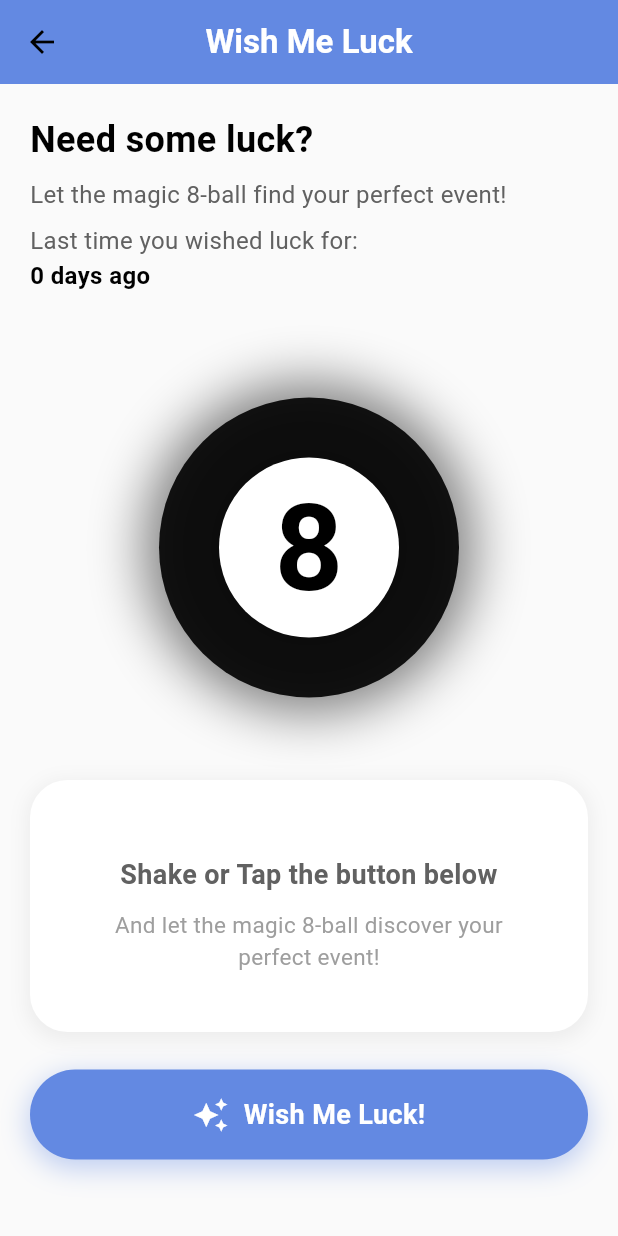
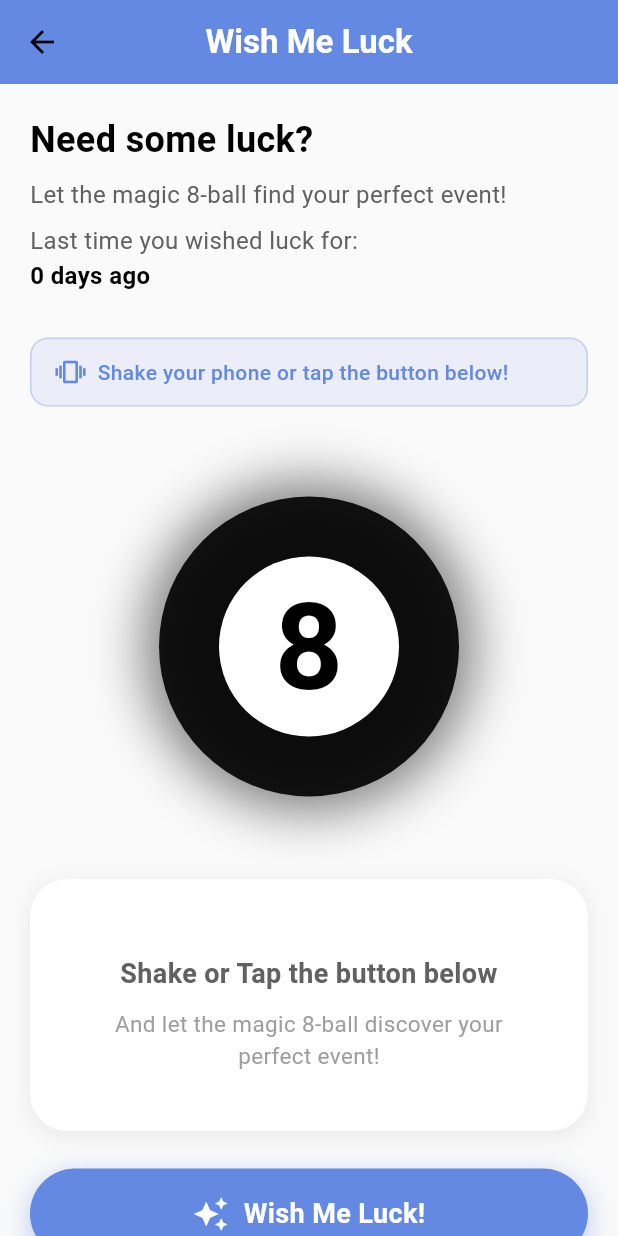
Before and after one commit to Moviles-2025-20/Flutter, a Flutter app: the _WishMeLuckContent screen opened directly, on a phone screen of 412 x 824 dp. Run offline on Flutter 3.47's test engine with Material 3 defaults, Android fonts, the phone set to English and light mode, and no system bars; our stand-ins replace cloud_firestore, firebase_auth, firebase_core, google_sign_in, image_picker, sensors_plus and 1 more; missing offline and left inert: flutter_facebook_auth, flutter_web_auth_2; accounts and stored records are empty.

Commit message:
implementation sensor

```diff
--- a/lib/pages/wishMeLuck/view/wish_me_luck_view.dart
+++ b/lib/pages/wishMeLuck/view/wish_me_luck_view.dart
@@ -6,6 +6,10 @@ import 'package:app_flutter/widgets/MagicBall/header_section.dart';
 import 'package:app_flutter/widgets/MagicBall/magic_ball.dart';
 import 'package:flutter/material.dart';
 import 'package:provider/provider.dart';
+import 'package:sensors_plus/sensors_plus.dart';
+import 'dart:async';
+import 'dart:math';
+import 'package:flutter/services.dart';
 
 class WishMeLuckView extends StatelessWidget {
 
@@ -36,6 +40,14 @@ class _WishMeLuckContentState extends State<_WishMeLuckContent>
 
   final WishMeLuckViewModel _viewModel = WishMeLuckViewModel();
 
+  // Variables para el acelerómetro
+  StreamSubscription<AccelerometerEvent>? _accelerometerSubscription;
+  bool _isShaking = false;
+  DateTime? _lastShakeTime;
+  static const double _shakeThreshold = 10.0; // Umbral de sensibilidad ESO SE CAMBIO PARA PROBAR EN EMULADOR ERA 15
+  static const int _shakeCooldown = 3000; // Cooldown de 3 segundos entre sacudidas
+
+
   @override
   void initState() {
     super.initState();
@@ -51,11 +63,76 @@ class _WishMeLuckContentState extends State<_WishMeLuckContent>
 
     // Cargamos la variable asincrónica
     _loadLastWishedTime();
+    _initAccelerometer();
   }
 
   Future<void> _loadLastWishedTime() async {
     lastWishedTime = await _viewModel.calculateDaysSinceLastWished();
     setState(() {}); // refresca la UI para que HeaderSectionWML reciba el valor
+  }
+
+  void _initAccelerometer() {
+    _accelerometerSubscription = accelerometerEventStream().listen(
+          (AccelerometerEvent event) {
+        _detectShake(event);
+      },
+      onError: (error) {
+        debugPrint('Error en acelerómetro: $error');
+      },
+    );
+  }
+
+  void _detectShake(AccelerometerEvent event) {
+    // Calcular la magnitud total del movimiento
+    final double magnitude = sqrt(
+        event.x * event.x +
+            event.y * event.y +
+            event.z * event.z
+    );
+
+    // Si la magnitud supera el umbral
+    if (magnitude > _shakeThreshold) {
+      final now = DateTime.now();
+
+      // Verificar cooldown
+      if (_lastShakeTime == null ||
+          now.difference(_lastShakeTime!).inMilliseconds > _shakeCooldown) {
+
+        if (!_isShaking) {
+          _isShaking = true;
+          _lastShakeTime = now;
+          _onShakeDetected();
+        }
+      }
+    }
+  }
+
+  Future<void> _onShakeDetected() async {
+    final viewModel = context.read<WishMeLuckViewModel>();
+
+    // No hacer nada si ya está cargando
+    if (viewModel.isLoading) {
+      _isShaking = false;
+      return;
+    }
+
+    debugPrint('Sacudida detectada!');
+
+    // Vibración (opcional)
+    HapticFeedback.mediumImpact();
+
+    await _triggerShake();
+    await Future.delayed(const Duration(milliseconds: 1500));
+    await viewModel.wishMeLuck();
+
+    _isShaking = false;
+  }
+
+  Future<void> _triggerShake() async {
+    for (int i = 0; i < 3; i++) {
+      await _shakeController.forward();
+      await _shakeController.reverse();
+    }
   }
 
   @override
@@ -64,12 +141,6 @@ class _WishMeLuckContentState extends State<_WishMeLuckContent>
     super.dispose();
   }
 
-  Future<void> _triggerShake() async {
-    for (int i = 0; i < 3; i++) {
-      await _shakeController.forward();
-      await _shakeController.reverse();
-    }
-  }
 
   @override
   Widget build(BuildContext context) {
@@ -99,6 +170,43 @@ class _WishMeLuckContentState extends State<_WishMeLuckContent>
                   lastWished: lastWishedTime,
                 ),
                 const SizedBox(height: 30),
+
+                // Indicador de que puede sacudir el teléfono
+                if (!viewModel.isLoading)
+                  Container(
+                    padding: const EdgeInsets.symmetric(
+                      horizontal: 16,
+                      vertical: 12,
+                    ),
+                    decoration: BoxDecoration(
+                      color: const Color(0xFF6389E2).withOpacity(0.1),
+                      borderRadius: BorderRadius.circular(12),
+                      border: Border.all(
+                        color: const Color(0xFF6389E2).withOpacity(0.3),
+                      ),
+                    ),
+                    child: Row(
+                      children: const [
+                        Icon(
+                          Icons.vibration,
+                          color: Color(0xFF6389E2),
+                          size: 20,
+                        ),
+                        SizedBox(width: 8),
+                        Expanded(
+                          child: Text(
+                            'Shake your phone or tap the button below!',
+                            style: TextStyle(
+                              color: Color(0xFF6389E2),
+                              fontSize: 14,
+                              fontWeight: FontWeight.w500,
+                            ),
+                          ),
+                        ),
+                      ],
+                    ),
+                  ),
+                const SizedBox(height: 20),
 
                 Magic8BallCard(
                   viewModel: viewModel,
--- a/pubspec.yaml
+++ b/pubspec.yaml
@@ -43,6 +43,7 @@ dependencies:
   shared_preferences: ^2.2.2
   flutter_web_auth_2: ^4.1.0
   image_picker: ^0.8.7+6
+  sensors_plus: ^4.0.2
 
 dev_dependencies:
   change_app_package_name: ^1.1.0
```
Also changed, not shown: pubspec.lock, 1 other file.
